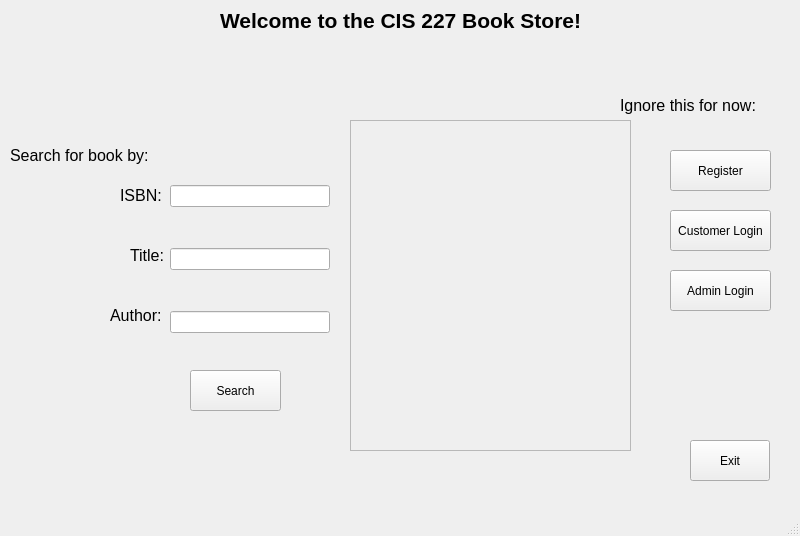
Above: BookSearch/mainwindow.ui from SkySaves/QT-Book-Search before the change. Below: the same form after it.
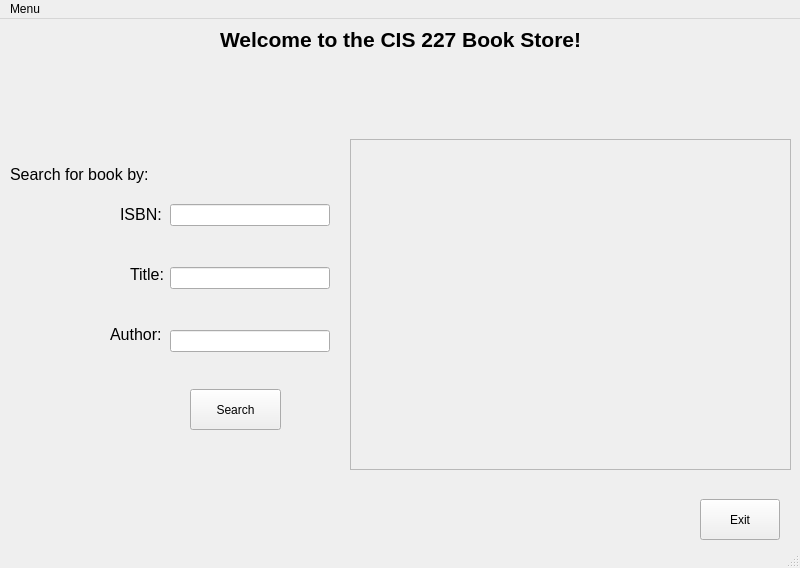
That is the form after the change.

Patch:
```diff
--- a/BookSearch/mainwindow.ui
+++ b/BookSearch/mainwindow.ui
@@ -7,7 +7,7 @@
     <x>0</x>
     <y>0</y>
     <width>800</width>
-    <height>536</height>
+    <height>568</height>
    </rect>
   </property>
   <property name="windowTitle">
@@ -30,8 +30,8 @@
    <widget class="QPushButton" name="btnExit">
     <property name="geometry">
      <rect>
-      <x>690</x>
-      <y>440</y>
+      <x>700</x>
+      <y>480</y>
       <width>80</width>
       <height>41</height>
      </rect>
@@ -40,58 +40,6 @@
      <string>Exit</string>
     </property>
    </widget>
-   <widget class="QLabel" name="label_2">
-    <property name="geometry">
-     <rect>
-      <x>620</x>
-      <y>80</y>
-      <width>161</width>
-      <height>51</height>
-     </rect>
-    </property>
-    <property name="text">
-     <string>&lt;html&gt;&lt;head/&gt;&lt;body&gt;&lt;p&gt;&lt;span style=&quot; font-size:12pt;&quot;&gt;Ignore this for now:&lt;/span&gt;&lt;/p&gt;&lt;/body&gt;&lt;/html&gt;</string>
-    </property>
-   </widget>
-   <widget class="QPushButton" name="btnRegister">
-    <property name="geometry">
-     <rect>
-      <x>670</x>
-      <y>150</y>
-      <width>101</width>
-      <height>41</height>
-     </rect>
-    </property>
-    <property name="text">
-     <string>Register</string>
-    </property>
-   </widget>
-   <widget class="QPushButton" name="btnCustLogin">
-    <property name="geometry">
-     <rect>
-      <x>670</x>
-      <y>210</y>
-      <width>101</width>
-      <height>41</height>
-     </rect>
-    </property>
-    <property name="text">
-     <string>Customer Login</string>
-    </property>
-   </widget>
-   <widget class="QPushButton" name="btnAdminLogin">
-    <property name="geometry">
-     <rect>
-      <x>670</x>
-      <y>270</y>
-      <width>101</width>
-      <height>41</height>
-     </rect>
-    </property>
-    <property name="text">
-     <string>Admin Login</string>
-    </property>
-   </widget>
    <widget class="QLabel" name="label_3">
     <property name="geometry">
      <rect>
@@ -183,7 +131,7 @@
      <rect>
       <x>350</x>
       <y>120</y>
-      <width>281</width>
+      <width>441</width>
       <height>331</height>
      </rect>
     </property>
@@ -195,7 +143,7 @@
       <rect>
        <x>0</x>
        <y>0</y>
-       <width>279</width>
+       <width>439</width>
        <height>329</height>
       </rect>
      </property>
@@ -211,6 +159,15 @@
      <height>21</height>
     </rect>
    </property>
+   <widget class="QMenu" name="menuMenu">
+    <property name="title">
+     <string>Menu</string>
+    </property>
+    <addaction name="actionAbout"/>
+    <addaction name="actionAdmin"/>
+    <addaction name="actionLogout"/>
+   </widget>
+   <addaction name="menuMenu"/>
   </widget>
   <widget class="QStatusBar" name="statusbar"/>
  </widget>
```
Left out of the diff: 46 changed lines with no effect on the pictures.
